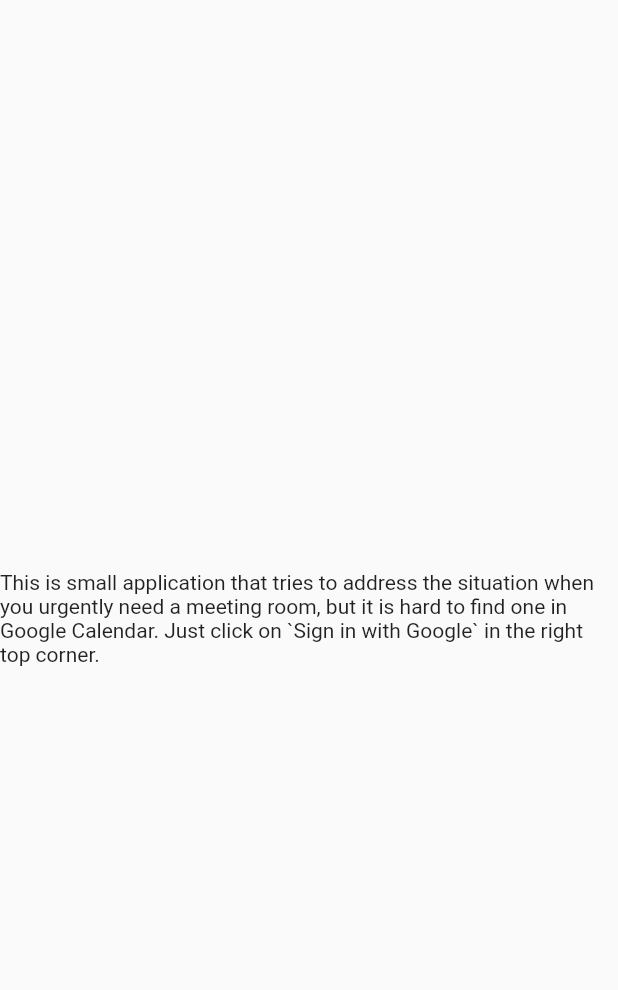
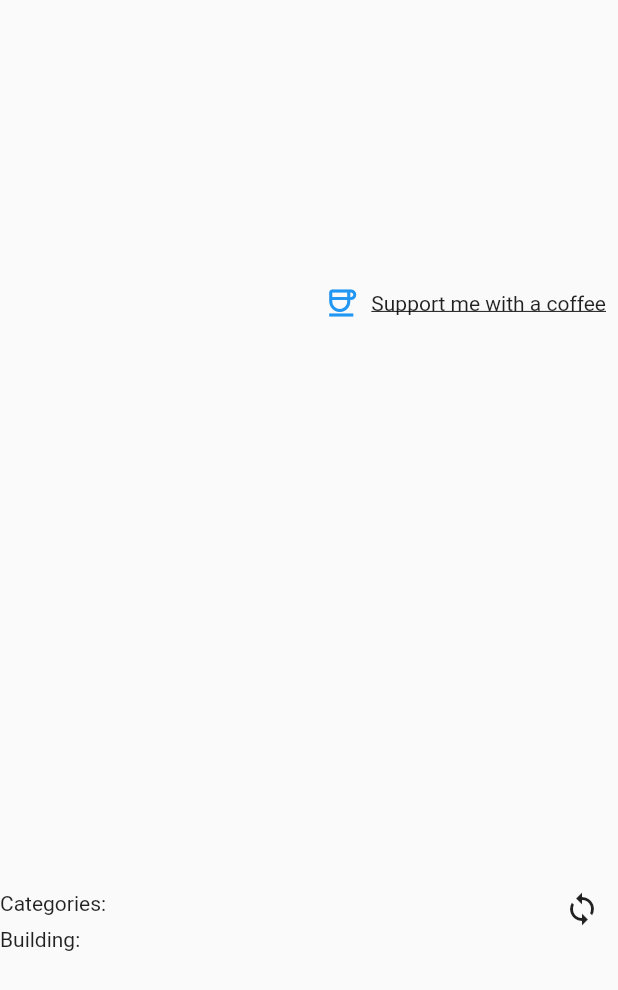
Before and after one commit to zakhio/meeting-rooms, a Flutter app: the Calendars widget shown alone on an empty page, opened directly, on a phone screen of 412 x 824 dp. Shown: the top 990 px of the screen. Run offline on Flutter 3.47's test engine with Material 2 defaults, Android fonts, the light colour scheme and no system bars; our stand-ins replace bloc, flutter_bloc, google_sign_in, googleapis_auth, material_design_icons_flutter; missing offline and left inert: extension_google_sign_in_as_googleapis_auth, googleapis; generated files the repository leaves out were written again.

Commit message:
Moves information about application when user not autheticated to ApplicationInformation from Calendars

```diff
--- a/lib/app/view/calendars.dart
+++ b/lib/app/view/calendars.dart
@@ -173,7 +173,9 @@
       _handleGetCalendarResources();
     }
 
-    if (_authenticatedClient != null) {
+    // Retrieve an [auth.AuthClient] from the current [GoogleSignIn] instance.
+    assert(_authenticatedClient != null, 'Authenticated client missing!');
+
     return Column(
       mainAxisAlignment: MainAxisAlignment.spaceAround,
       crossAxisAlignment: CrossAxisAlignment.start,
@@ -271,17 +273,6 @@
             buildBuildingWidget(buildingId, context)
       ],
     );
-    } else {
-      return Column(
-        mainAxisAlignment: MainAxisAlignment.spaceAround,
-        children: const <Widget>[
-          Text('This is small application that tries to '
-              'address the situation when you urgently need a meeting room, '
-              'but it is hard to find one in Google Calendar. '
-              'Just click on `Sign in with Google` in the right top corner.')
-        ],
-      );
-    }
   }
 
   Widget buildBuildingWidget(String buildingId, BuildContext context) {
```
Also changed, not shown: lib/app/view/app_page.dart (+22 -7 lines), lib/app/view/application_information.dart (added, +14 -0 lines). Lines whose indentation alone changed are shown as unchanged.
